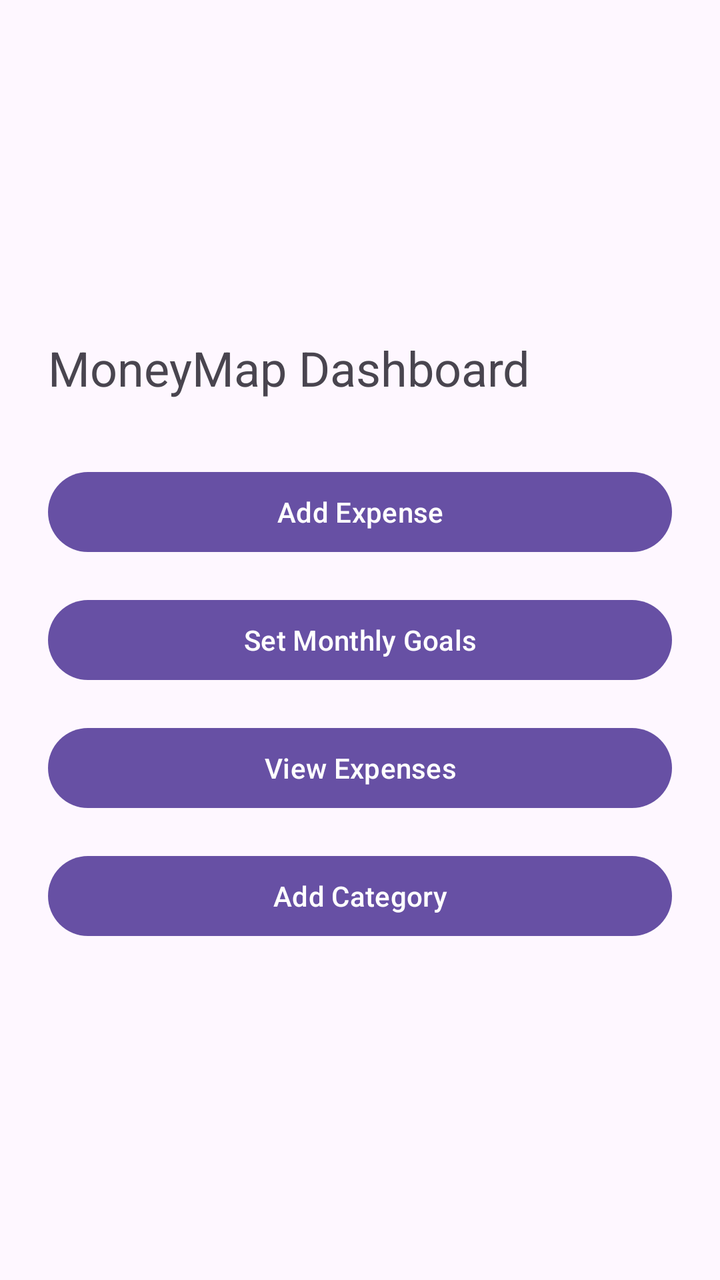
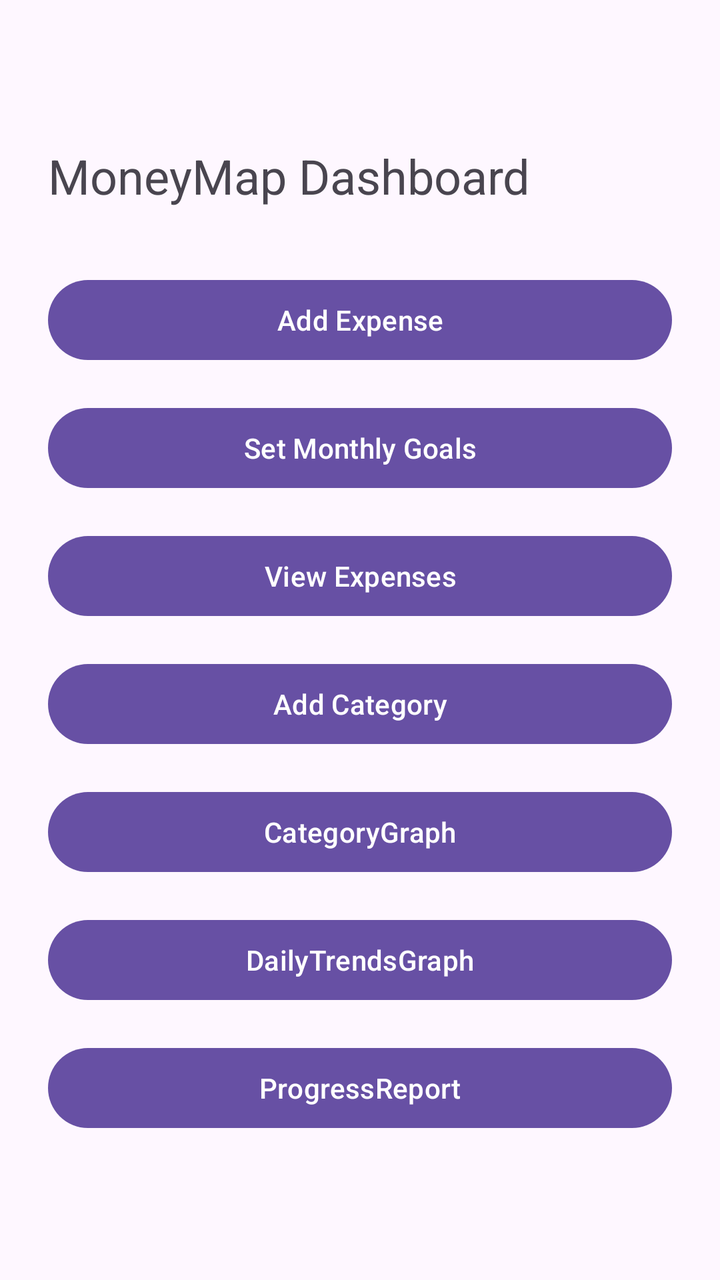

Two renders of the same Android screen: before a commit and after it. Below are the layout's source before the change and the commit's diff.
<!-- AndroidManifest.xml: application theme Theme.MoneyMapPart1 -->
<!-- res/layout/activity_dashboard.xml -->
<?xml version="1.0" encoding="utf-8"?>
<LinearLayout
    xmlns:android="http://schemas.android.com/apk/res/android"
    android:orientation="vertical"
    android:layout_width="match_parent"
    android:layout_height="match_parent"
    android:gravity="center"
    android:padding="24dp">

    <TextView
        android:id="@+id/tvWelcomeDashboard"
        android:text="MoneyMap Dashboard"
        android:textSize="24sp"
        android:layout_width="match_parent"
        android:layout_height="wrap_content"
        android:layout_marginBottom="32dp"
        android:layout_gravity="center"
        />

    <Button
        android:id="@+id/btnAddExpense"
        android:text="Add Expense"
        android:layout_width="match_parent"
        android:layout_height="wrap_content"
        android:layout_marginBottom="16dp"/>

    <Button
        android:id="@+id/btnSetGoals"
        android:text="Set Monthly Goals"
        android:layout_width="match_parent"
        android:layout_height="wrap_content"
        android:layout_marginBottom="16dp"/>

    <Button
        android:id="@+id/btnViewExpenses"
        android:text="View Expenses"
        android:layout_width="match_parent"
        android:layout_height="wrap_content"/>

    <Button
        android:id="@+id/btnAddCategory"
        android:text="Add Category"
        android:layout_width="match_parent"
        android:layout_height="wrap_content"
        android:layout_marginTop="16dp"/>


</LinearLayout>
<!-- resources referenced by this layout -->
<resources>
  <style name="Theme.MoneyMapPart1" parent="Base.Theme.MoneyMapPart1" />
  <style name="Base.Theme.MoneyMapPart1" parent="Theme.Material3.DayNight.NoActionBar">
          
          
      </style>
</resources>

<!-- the commit's change to res/layout/activity_dashboard.xml (unified diff, before → after) -->
@@ -44,5 +44,26 @@
         android:layout_height="wrap_content"
         android:layout_marginTop="16dp"/>
 
+    <Button
+        android:id="@+id/btnCategoryGraph"
+        android:text="CategoryGraph"
+        android:layout_width="match_parent"
+        android:layout_height="wrap_content"
+        android:layout_marginTop="16dp"/>
+
+    <Button
+        android:id="@+id/btnDailyTrends"
+        android:text="DailyTrendsGraph"
+        android:layout_width="match_parent"
+        android:layout_height="wrap_content"
+        android:layout_marginTop="16dp"/>
+
+    <Button
+        android:id="@+id/btnProgressReport"
+        android:text="ProgressReport"
+        android:layout_width="match_parent"
+        android:layout_height="wrap_content"
+        android:layout_marginTop="16dp"/>
+
 
 </LinearLayout>
